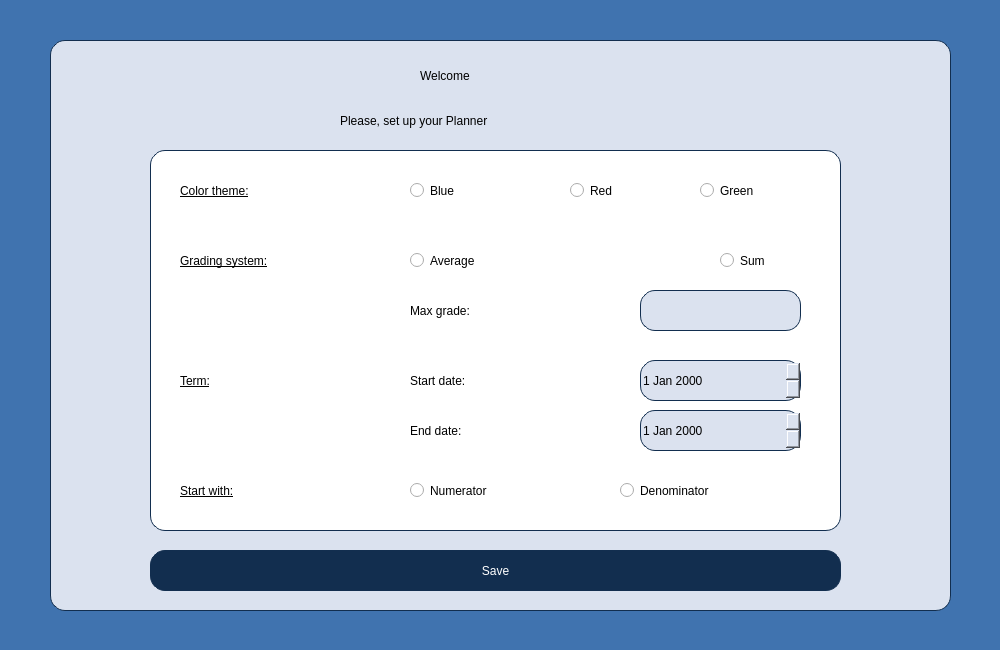
First picture: the form in Planner/welcomemain.ui, repository BeliaViktoria/Planner, before the edit.
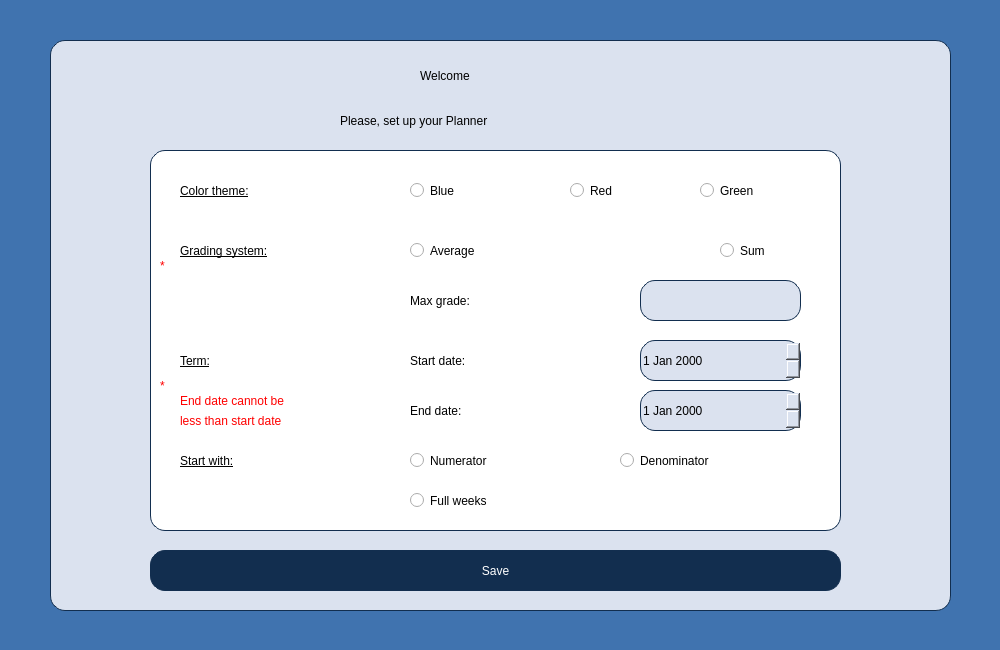
Second picture: the form after the edit.

The edit to the form file:
```diff
--- a/Planner/welcomemain.ui
+++ b/Planner/welcomemain.ui
@@ -89,6 +89,42 @@
 border-width: 1px;
 border-color:rgb(18, 46, 79);</string>
     </property>
+    <widget class="QLabel" name="label_NessesaryField_1">
+     <property name="geometry">
+      <rect>
+       <x>10</x>
+       <y>100</y>
+       <width>16</width>
+       <height>31</height>
+      </rect>
+     </property>
+     <property name="styleSheet">
+      <string notr="true">border-width:0px;
+font: 14pt &quot;Gentium Book Basic&quot;;
+color:red;</string>
+     </property>
+     <property name="text">
+      <string>*</string>
+     </property>
+    </widget>
+    <widget class="QLabel" name="label_NessesaryField_2">
+     <property name="geometry">
+      <rect>
+       <x>10</x>
+       <y>220</y>
+       <width>16</width>
+       <height>31</height>
+      </rect>
+     </property>
+     <property name="styleSheet">
+      <string notr="true">border-width:0px;
+font: 14pt &quot;Gentium Book Basic&quot;;
+color:red;</string>
+     </property>
+     <property name="text">
+      <string>*</string>
+     </property>
+    </widget>
    </widget>
    <zorder>widget_Settings</zorder>
    <zorder>pushButton_Save</zorder>
@@ -219,7 +255,7 @@
    <property name="geometry">
     <rect>
      <x>170</x>
-     <y>230</y>
+     <y>220</y>
      <width>651</width>
      <height>111</height>
     </rect>
@@ -324,7 +360,7 @@
    <property name="geometry">
     <rect>
      <x>170</x>
-     <y>350</y>
+     <y>330</y>
      <width>651</width>
      <height>111</height>
     </rect>
@@ -425,14 +461,62 @@
 border-color:rgb(18, 46, 79);</string>
     </property>
    </widget>
+   <widget class="QLabel" name="label_SmallEndDate_1">
+    <property name="geometry">
+     <rect>
+      <x>10</x>
+      <y>60</y>
+      <width>171</width>
+      <height>21</height>
+     </rect>
+    </property>
+    <property name="styleSheet">
+     <string notr="true">border-width:0px;
+font: 12pt &quot;Gentium Book Basic&quot;;
+color:red;</string>
+    </property>
+    <property name="text">
+     <string>End date cannot be</string>
+    </property>
+    <property name="textFormat">
+     <enum>Qt::AutoText</enum>
+    </property>
+    <property name="scaledContents">
+     <bool>false</bool>
+    </property>
+   </widget>
+   <widget class="QLabel" name="label_SmallEndDate_2">
+    <property name="geometry">
+     <rect>
+      <x>10</x>
+      <y>80</y>
+      <width>181</width>
+      <height>21</height>
+     </rect>
+    </property>
+    <property name="styleSheet">
+     <string notr="true">border-width:0px;
+font: 12pt &quot;Gentium Book Basic&quot;;
+color:red;</string>
+    </property>
+    <property name="text">
+     <string>less than start date</string>
+    </property>
+    <property name="textFormat">
+     <enum>Qt::AutoText</enum>
+    </property>
+    <property name="scaledContents">
+     <bool>false</bool>
+    </property>
+   </widget>
   </widget>
   <widget class="QWidget" name="widget_StartWith" native="true">
    <property name="geometry">
     <rect>
      <x>170</x>
-     <y>470</y>
+     <y>440</y>
      <width>651</width>
-     <height>51</height>
+     <height>81</height>
     </rect>
    </property>
    <property name="styleSheet">
@@ -493,6 +577,24 @@
      <string>Denominator</string>
     </property>
    </widget>
+   <widget class="QRadioButton" name="radioButton_FullWeeks">
+    <property name="geometry">
+     <rect>
+      <x>240</x>
+      <y>40</y>
+      <width>191</width>
+      <height>41</height>
+     </rect>
+    </property>
+    <property name="styleSheet">
+     <string notr="true">color: black;
+font: 75 18pt &quot;Gentium Book Basic&quot;;
+background-color: rgb(255, 255, 255);</string>
+    </property>
+    <property name="text">
+     <string>Full weeks</string>
+    </property>
+   </widget>
   </widget>
   <zorder>widget_Welcome</zorder>
   <zorder>widget_StartWith</zorder>
```
